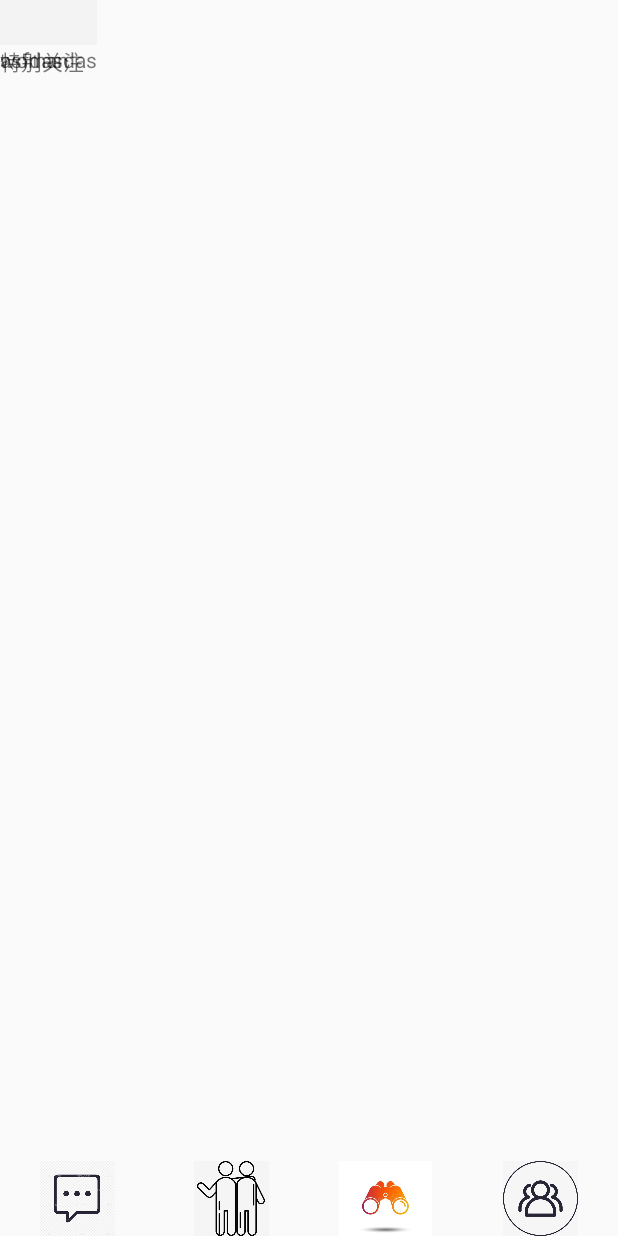
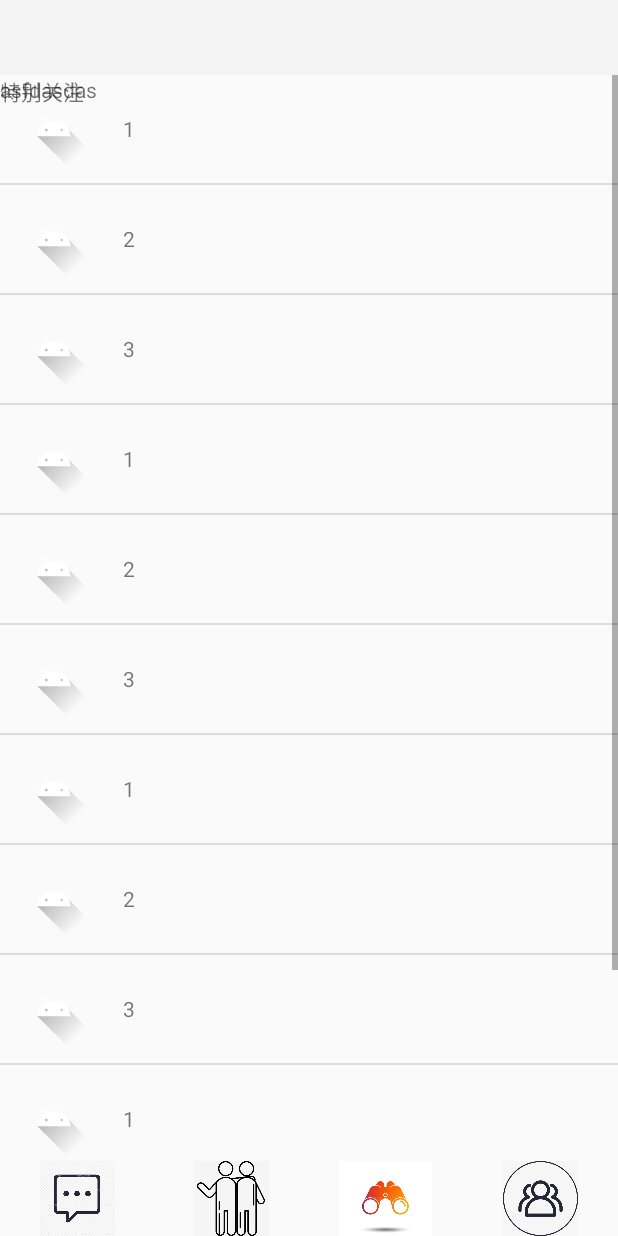
Before and after one commit to dazhi-boy/game, an Android app: the screen it shows after launch (MainActivity), after a tap on an icon or button, on a phone screen of 412 x 824 dp. Run offline under Robolectric (Android 15) with nearby library versions, the light colour scheme and no system bars.

Commit message:
提交列表页

```diff
--- a/app/src/main/java/com/example/game/ChatFragment.java
+++ b/app/src/main/java/com/example/game/ChatFragment.java
@@ -8,7 +8,17 @@ import android.os.Bundle;
 import android.view.LayoutInflater;
 import android.view.View;
 import android.view.ViewGroup;
+import android.widget.AdapterView;
+import android.widget.LinearLayout;
+import android.widget.ListView;
+import android.widget.SimpleAdapter;
 import android.widget.TabHost;
+import android.widget.Toast;
+
+import java.util.ArrayList;
+import java.util.HashMap;
+import java.util.List;
+import java.util.Map;
 
 public class ChatFragment extends Fragment {
     @Nullable
@@ -17,7 +27,31 @@ public class ChatFragment extends Fragment {
         View view = inflater.inflate(R.layout.chat_fragment,null);
         TabHost tabHost = view.findViewById(android.R.id.tabhost);
         tabHost.setup();
-        inflater.inflate(R.layout.tab_woman,tabHost.getTabContentView());
+        View layout = inflater.inflate(R.layout.tab_woman,tabHost.getTabContentView());
+        int[] imgids = new int[]{R.drawable.ic_launcher_foreground,R.drawable.ic_launcher_foreground,R.drawable.ic_launcher_foreground,
+                R.drawable.ic_launcher_foreground,R.drawable.ic_launcher_foreground,R.drawable.ic_launcher_foreground,
+                R.drawable.ic_launcher_foreground,R.drawable.ic_launcher_foreground,R.drawable.ic_launcher_foreground,
+                R.drawable.ic_launcher_foreground,R.drawable.ic_launcher_foreground,R.drawable.ic_launcher_foreground};
+        String[] title = new String[]{"1","2","3","1","2","3","1","2","3","1","2","3"};
+        List<Map<String,Object>> list = new ArrayList<Map<String,Object>>();
+        for (int i=0;i<imgids.length;i++){
+            Map<String,Object> map = new HashMap<>();
+            map.put("image",imgids[i]);
+            map.put("name",title[i]);
+            list.add(map);
+        }
+        SimpleAdapter adapter = new SimpleAdapter(layout.getContext(),list,R.layout.chat,new String[]{"name","image"},new int[]{R.id.headtitle,R.id.headimg});
+        final ListView listView = layout.findViewById(R.id.womanChat);
+        listView.setAdapter(adapter);
+        listView.setOnItemClickListener(new AdapterView.OnItemClickListener() {
+            @Override
+            public void onItemClick(AdapterView<?> parent, View view, int position, long id) {
+                Map<String,Object> map = (Map<String, Object>) parent.getItemAtPosition(position);
+                Toast.makeText(listView.getContext(),map.get("name").toString(),Toast.LENGTH_LONG).show();
+            }
+        });
+
+
         inflater.inflate(R.layout.tab_man,tabHost.getTabContentView());
         inflater.inflate(R.layout.tab_follow,tabHost.getTabContentView());
         tabHost.addTab(tabHost.newTabSpec("tab_woman").setIndicator("女").setContent(R.id.left));
--- a/app/src/main/java/com/example/game/MainActivity.java
+++ b/app/src/main/java/com/example/game/MainActivity.java
@@ -26,6 +26,11 @@ public class MainActivity extends Activity {
         find.setOnClickListener(l);
         me.setOnClickListener(l);
 
+        FragmentManager fm = getFragmentManager();
+        FragmentTransaction ft = fm.beginTransaction();
+        Fragment f = new ChatFragment();
+        ft.replace(R.id.fragment,f);
+        ft.commit();
     }
 
     View.OnClickListener l = new View.OnClickListener() {
--- a/app/src/main/res/layout/activity_main.xml
+++ b/app/src/main/res/layout/activity_main.xml
@@ -10,7 +10,8 @@
         android:id="@+id/fragment"
         android:layout_width="match_parent"
         android:layout_height="match_parent"
-        android:name="com.example.game.EmptyFragment"/>
+        android:name="com.example.game.EmptyFragment"
+        />
     <LinearLayout
         android:layout_width="match_parent"
         android:layout_height="50dp"
--- /dev/null
+++ b/app/src/main/res/layout/chat.xml
@@ -0,0 +1,20 @@
+<?xml version="1.0" encoding="utf-8"?>
+<LinearLayout xmlns:android="http://schemas.android.com/apk/res/android"
+    android:orientation="horizontal" android:layout_width="match_parent"
+    android:layout_height="match_parent">
+    <ImageView
+        android:id="@+id/headimg"
+        android:padding="10dp"
+        android:adjustViewBounds="true"
+        android:maxWidth="72dp"
+        android:maxHeight="72dp"
+        android:layout_width="wrap_content"
+        android:layout_height="wrap_content"/>
+    <TextView
+        android:layout_width="wrap_content"
+        android:layout_height="wrap_content"
+        android:padding="10dp"
+        android:layout_gravity="center"
+        android:id="@+id/headtitle"/>
+
+</LinearLayout>
--- a/app/src/main/res/layout/chat_fragment.xml
+++ b/app/src/main/res/layout/chat_fragment.xml
@@ -4,7 +4,8 @@
     xmlns:custom="http://schemas.android.com/apk/res-auto"
     android:layout_width="match_parent"
     android:layout_height="match_parent"
-    android:id="@android:id/tabhost">
+    android:id="@android:id/tabhost"
+    android:paddingBottom="50dp">
 
     <LinearLayout
         android:layout_width="match_parent"
@@ -12,7 +13,7 @@
         android:orientation="vertical">
         <TabWidget
             android:layout_width="match_parent"
-            android:layout_height="30dp"
+            android:layout_height="50dp"
             android:background="#f3f3f3"
             android:id="@android:id/tabs"/>
         <FrameLayout
--- a/app/src/main/res/layout/tab_woman.xml
+++ b/app/src/main/res/layout/tab_woman.xml
@@ -5,8 +5,10 @@
     android:layout_height="match_parent"
     android:orientation="vertical"
     android:id="@+id/left">
-<TextView
-    android:layout_width="match_parent"
-    android:layout_height="match_parent"
-    android:text="woman"/>
+    <ListView
+        android:layout_width="match_parent"
+        android:layout_height="match_parent"
+        android:id="@+id/womanChat">
+
+    </ListView>
 </LinearLayout>
```
